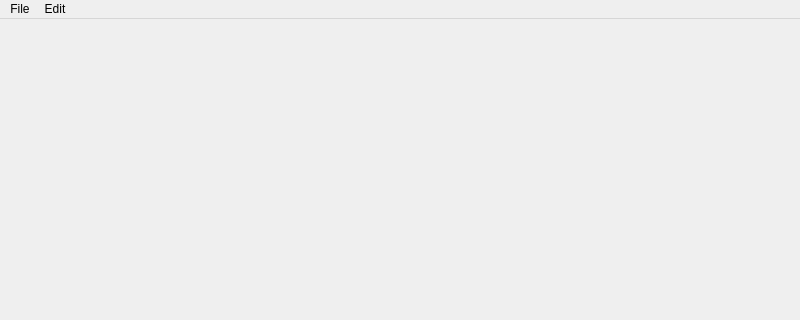
Old version of the form src/window/ui/mainwindow.ui in the repository aibolem/TeleScore; both pictures show x 0 to 800 and y 0 to 320 of the 800 by 600 pixel window.
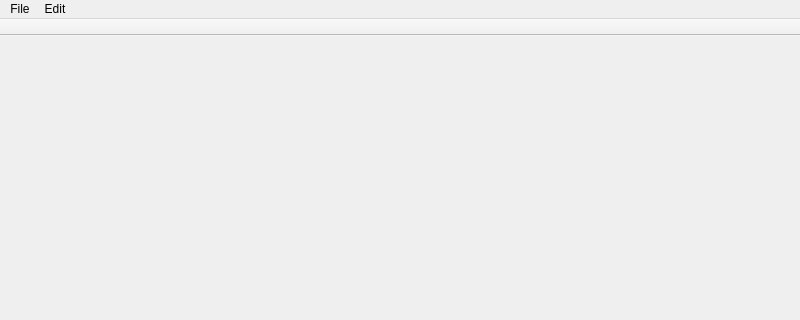
New version of the form.

Patch:
```diff
--- a/src/window/ui/mainwindow.ui
+++ b/src/window/ui/mainwindow.ui
@@ -43,6 +43,23 @@
    <addaction name="menuFile"/>
    <addaction name="menuEdit"/>
   </widget>
+  <widget class="QToolBar" name="toolBar">
+   <property name="windowTitle">
+    <string>toolBar</string>
+   </property>
+   <property name="movable">
+    <bool>false</bool>
+   </property>
+   <property name="floatable">
+    <bool>false</bool>
+   </property>
+   <attribute name="toolBarArea">
+    <enum>TopToolBarArea</enum>
+   </attribute>
+   <attribute name="toolBarBreak">
+    <bool>false</bool>
+   </attribute>
+  </widget>
   <action name="actionNew">
    <property name="text">
     <string>New</string>
```
Left out of the diff: 6 changed lines with no effect on the pictures.
